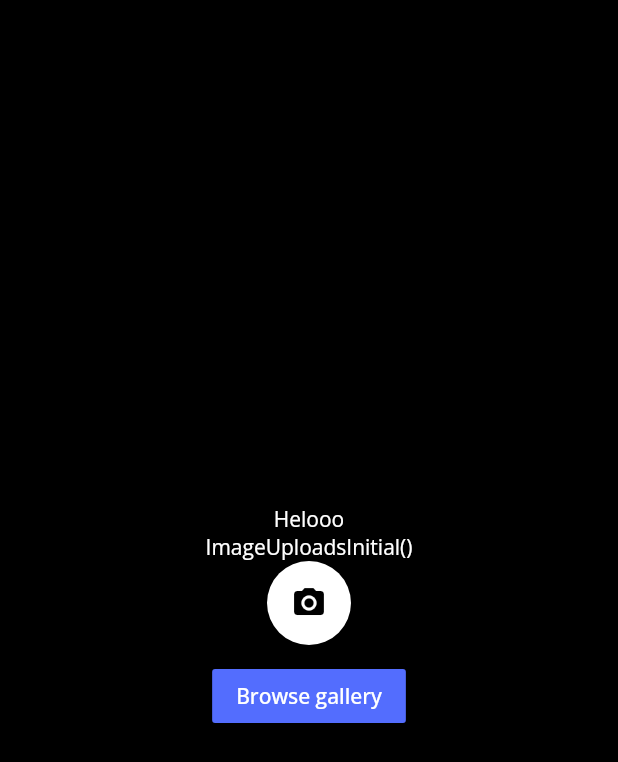
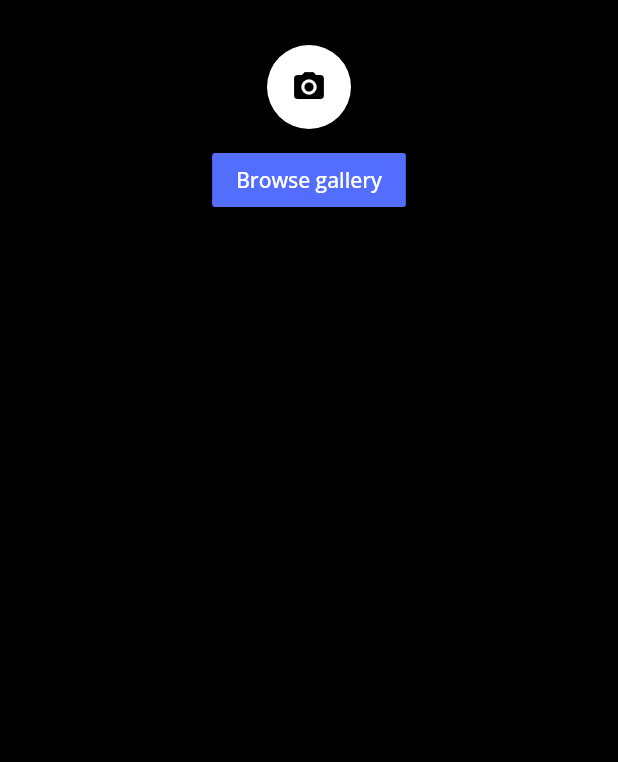
Before and after one commit to Nuttawut503/integrated-project, a Flutter app: the ImageUploadScreen screen opened directly, on a phone screen of 412 x 824 dp. Shown: the top 762 px of the screen. Run offline on Flutter 3.47's test engine with Material 2 defaults, Android fonts, the phone set to English and light mode, and no system bars; our stand-ins replace bloc, bottom_navy_bar, cloud_firestore, equatable, firebase_auth, firebase_storage and 6 more; accounts and stored records are empty.

Commit message:
[Add] Alter some front end

```diff
--- a/lib/view/upload_image_screen.dart
+++ b/lib/view/upload_image_screen.dart
@@ -28,27 +28,16 @@ class _ImageUploadScreenState extends State<ImageUploadScreen> {
         child: BlocBuilder<ImageUploadsBloc, ImageUploadsState>(
             builder: (context, state) {
           return Container(
-            width: double.infinity,
-            padding: EdgeInsets.fromLTRB(10, 0, 10, 0),
-            child: Column(
-              mainAxisAlignment: MainAxisAlignment.center,
-              crossAxisAlignment: CrossAxisAlignment.center,
+            // width: double.infinity,
+            padding: EdgeInsets.fromLTRB(10, 30, 10, 0),
+            child: ListView(
               children: <Widget>[
-                Text(
-                  'Helooo',
-                  style: GoogleFonts.openSans(color: Colors.white),
-                ),
-                Text(
-                  '${state.toString()}',
-                  style: GoogleFonts.openSans(color: Colors.white),
-                ),
                 if (state is PickedImage && state.imageFile != null) ...[
                   Container(
                       height: 400,
                       child: Image.file(File(state.imageFile.path))),
-                  Text(
-                    'Hello',
-                    style: GoogleFonts.openSans(color: Colors.white),
+                  SizedBox(
+                    height: 20,
                   ),
                   Row(
                     mainAxisAlignment: MainAxisAlignment.center,
@@ -75,7 +64,9 @@ class _ImageUploadScreenState extends State<ImageUploadScreen> {
                   SizedBox(
                     height: 5,
                   ),
-                  RaisedButton(
+                  Align(
+                    alignment: Alignment.center,
+                    child: RaisedButton(
                       onPressed: () {
                         _submit(File(state.imageFile.path));
                       },
@@ -88,15 +79,12 @@ class _ImageUploadScreenState extends State<ImageUploadScreen> {
                       ),
                       color: Colors.lightBlue,
                     ),
+                  ),
                   SizedBox(
                     height: 10,
                   ),
                 ] else if (state is CropedImage && state.imageFile != null) ...[
                   Container(height: 400, child: Image.file(state.imageFile)),
-                  Text(
-                    'Hello',
-                    style: GoogleFonts.openSans(color: Colors.white),
-                  ),
                   Row(
                     mainAxisAlignment: MainAxisAlignment.center,
                     children: <Widget>[
@@ -118,7 +106,29 @@ class _ImageUploadScreenState extends State<ImageUploadScreen> {
                                 .add(ClearImage()),
                       ),
                     ],
-                  )
+                  ),
+                  SizedBox(
+                    height: 5,
+                  ),
+                  Align(
+                    alignment: Alignment.center,
+                    child: RaisedButton(
+                      onPressed: () {
+                        _submit(File(state.imageFile.path));
+                      },
+                      child: Text(
+                        'Submit',
+                        style: GoogleFonts.openSans(
+                          color: Colors.white,
+                          fontSize: 14.0,
+                        ),
+                      ),
+                      color: Colors.lightBlue,
+                    ),
+                  ),
+                  SizedBox(
+                    height: 10,
+                  ),
                 ],
                 FloatingActionButton(
                   backgroundColor: Colors.white,
@@ -126,15 +136,12 @@ class _ImageUploadScreenState extends State<ImageUploadScreen> {
                   onPressed: () => BlocProvider.of<ImageUploadsBloc>(context)
                       .add(PickImage(source: ImageSource.camera)),
                 ),
-                // FloatingActionButton(
-                //   child: Icon(Icons.image),
-                //   onPressed: () => BlocProvider.of<ImageUploadsBloc>(context)
-                //       .add(PickImage(source: ImageSource.gallery)),
-                // ),
                 SizedBox(
                   height: 10,
                 ),
-                RaisedButton(
+                Align(
+                  alignment: Alignment.center,
+                  child: RaisedButton(
                     onPressed: () {
                       BlocProvider.of<ImageUploadsBloc>(context)
                           .add(PickImage(source: ImageSource.gallery));
@@ -148,6 +155,7 @@ class _ImageUploadScreenState extends State<ImageUploadScreen> {
                     ),
                     color: Colors.indigoAccent,
                   ),
+                )
               ],
             ),
           );
```
Lines whose indentation alone changed are shown as unchanged.
